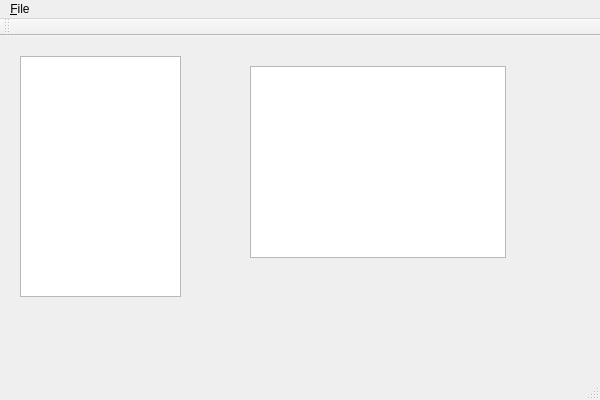
Old version of the form scheduler.ui in the repository josebur/Scheduler.
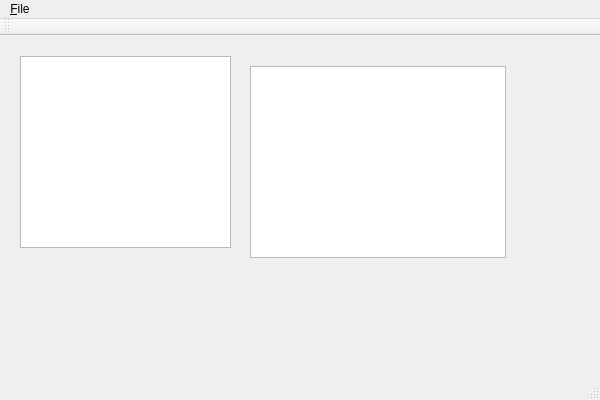
New version of the form.

Commit message:
QListWidget -> QTableWidget
Switch from a list widget to a table widget as it will help with all the different types of information
that I need to keep track of without having worry about spacing.

What changed in the file:
```diff
--- a/scheduler.ui
+++ b/scheduler.ui
@@ -14,29 +14,6 @@
    <string>Scheduler</string>
   </property>
   <widget class="QWidget" name="centralWidget">
-   <widget class="QListWidget" name="workerList">
-    <property name="geometry">
-     <rect>
-      <x>20</x>
-      <y>20</y>
-      <width>161</width>
-      <height>241</height>
-     </rect>
-    </property>
-    <property name="sortingEnabled">
-     <bool>true</bool>
-    </property>
-   </widget>
-   <widget class="QWidget" name="workerWidget" native="true">
-    <property name="geometry">
-     <rect>
-      <x>20</x>
-      <y>270</y>
-      <width>161</width>
-      <height>81</height>
-     </rect>
-    </property>
-   </widget>
    <widget class="QTableView" name="scheduleView">
     <property name="geometry">
      <rect>
@@ -47,6 +24,16 @@
      </rect>
     </property>
    </widget>
+   <widget class="QTableWidget" name="workerList">
+    <property name="geometry">
+     <rect>
+      <x>20</x>
+      <y>20</y>
+      <width>211</width>
+      <height>192</height>
+     </rect>
+    </property>
+   </widget>
   </widget>
   <widget class="QMenuBar" name="menuBar">
    <property name="geometry">
```
The commit also changes 4 other files.
